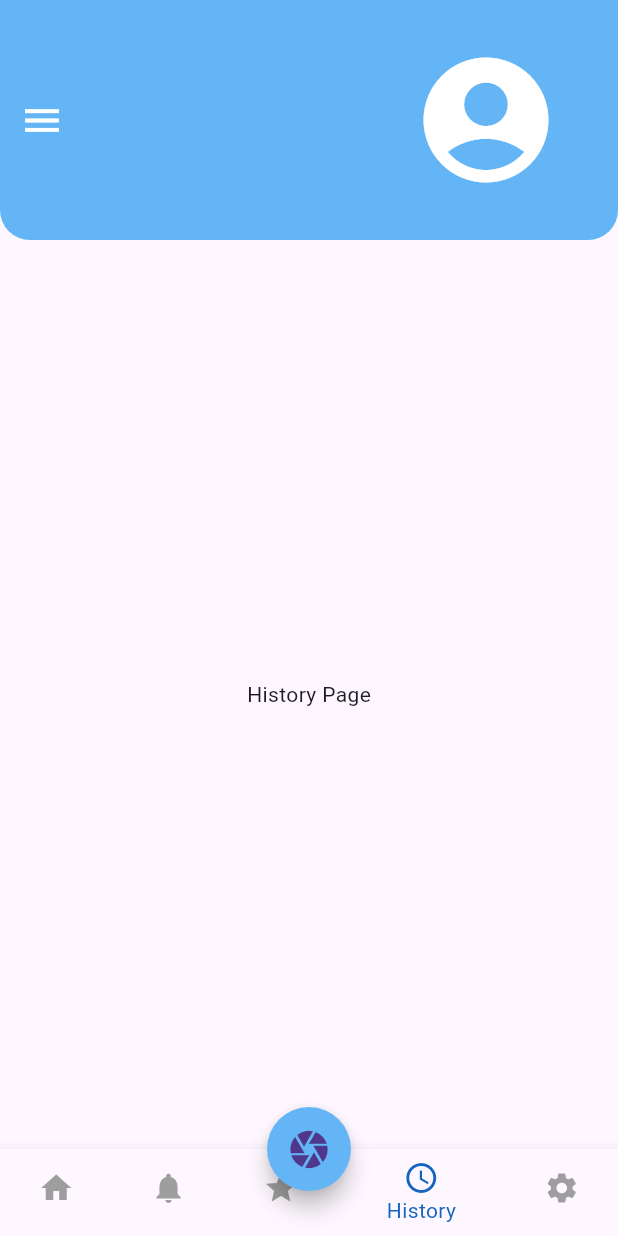
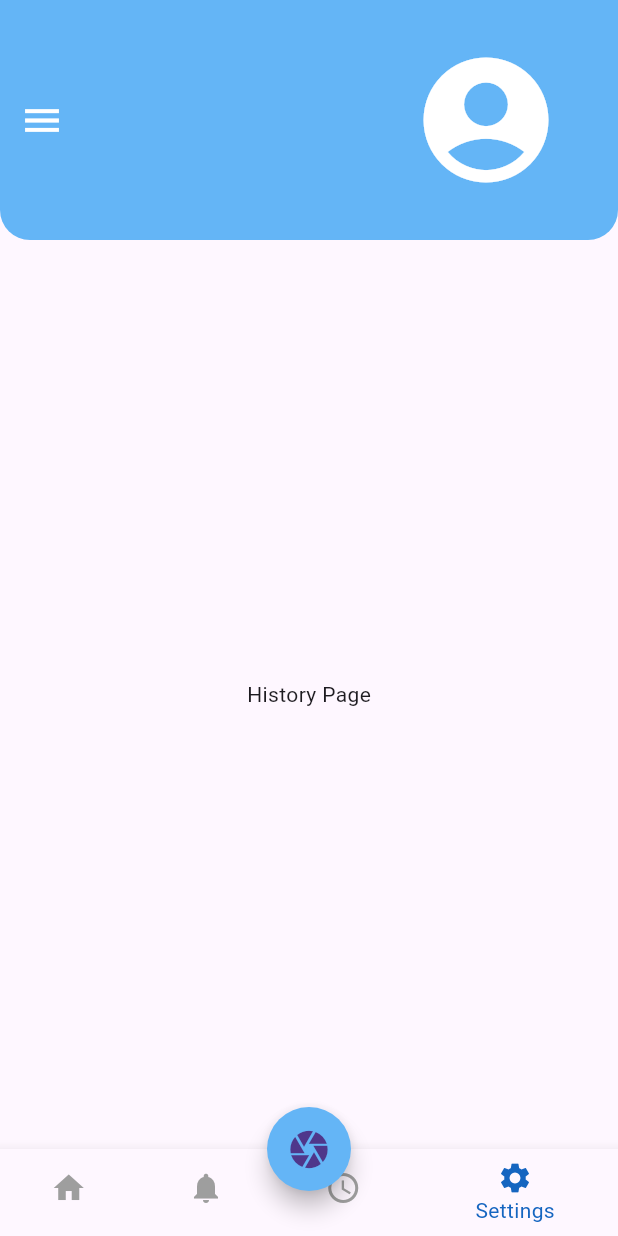
Before and after one commit to sumira/lottery-scanner-app, a Flutter app: the screen it shows after launch, item 4 of the bottom bar chosen, on a phone screen of 412 x 824 dp. Run offline on Flutter 3.47's test engine with Material 3 defaults, Android fonts, the light colour scheme and no system bars; our stand-ins replace google_fonts.

Commit message:
routes added

```diff
--- a/lib/main.dart
+++ b/lib/main.dart
@@ -1,10 +1,12 @@
 import 'package:flutter/material.dart';
+import 'package:lottery_app/routes/routes.dart';
 
 import 'package:lottery_app/screens/home/home.dart';
 
 void main() {
   runApp(const MaterialApp(
-    home: Home(),
+    initialRoute: RouteManager.homePage,
+    onGenerateRoute: RouteManager.generateRoute,
     debugShowCheckedModeBanner: false,
   ));
 }
@@ -175,7 +177,7 @@ class _SandboxState extends State<Sandbox> {
         height: 60,
         color: Colors.cyan.shade400,
         shape: const CircularNotchedRectangle(),
-        notchMargin: 8,
+        notchMargin: 10,
         child: Row(
           mainAxisSize: MainAxisSize.max,
           mainAxisAlignment: MainAxisAlignment.spaceBetween,
--- /dev/null
+++ b/lib/routes/routes.dart
@@ -0,0 +1,20 @@
+import "package:flutter/material.dart";
+import "package:lottery_app/screens/home/home.dart";
+import "package:lottery_app/screens/scanner.dart";
+
+class RouteManager {
+  static const String homePage = '/';
+  static const String scanner = '/scanner';
+
+  static Route<dynamic> generateRoute(RouteSettings settings) {
+    switch (settings.name) {
+      case homePage:
+        return MaterialPageRoute(builder: (context) => Home());
+      case scanner:
+        return MaterialPageRoute(builder: (context) => TicketScanner());
+
+      default:
+        throw const FormatException("Route not found, check the routes");
+    }
+  }
+}
--- a/lib/screens/home/home.dart
+++ b/lib/screens/home/home.dart
@@ -1,6 +1,8 @@
 import 'package:flutter/material.dart';
 import 'package:google_fonts/google_fonts.dart';
 import 'package:lottery_app/data_models/ticket.dart';
+import 'package:lottery_app/routes/routes.dart';
+import 'package:lottery_app/screens/scanner.dart';
 
 class Home extends StatefulWidget {
   const Home({super.key});
@@ -12,10 +14,11 @@ class Home extends StatefulWidget {
 class _HomeState extends State<Home> {
   int _selectedIndex = 0;
 
-  static List<Widget> _pages = <Widget>[
+  static final List<Widget> _pages = <Widget>[
     HomeScreen(),
-    NotificationsPage(),
-    FavoritesPage(),
+    //NotificationsPage(),
+    TicketScanner(),
+    CameraPage(),
     HistoryPage(),
     SettingsPage(),
   ];
@@ -66,6 +69,7 @@ class _HomeState extends State<Home> {
         backgroundColor: Colors.blue[300],
         tooltip: 'Open Scanner',
         onPressed: () {
+          Navigator.of(context).pushNamed(RouteManager.scanner);
           // Navigates to TicketScanner
         },
         shape: const CircleBorder(),
@@ -82,10 +86,10 @@ class _HomeState extends State<Home> {
             icon: Icon(Icons.notifications),
             label: 'Notifications',
           ),
-          BottomNavigationBarItem(
-            icon: Icon(Icons.star),
-            label: 'Favorites',
-          ),
+          // BottomNavigationBarItem(
+          //   icon: Icon(Icons.camera),
+          //   label: 'Scanner',
+          // ),
           BottomNavigationBarItem(
             icon: Icon(Icons.access_time),
             label: 'History',
@@ -263,3 +267,12 @@ class SettingsPage extends StatelessWidget {
     );
   }
 }
+
+class CameraPage extends StatelessWidget {
+  @override
+  Widget build(BuildContext context) {
+    return Center(
+      child: Text('Camera Page'),
+    );
+  }
+}
```
Also changed, not shown: lib/screens/scanner.dart (+5 -2 lines).
